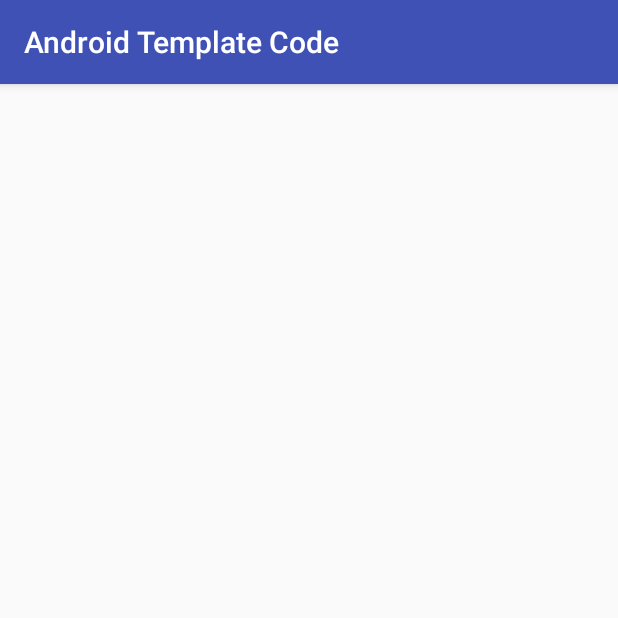
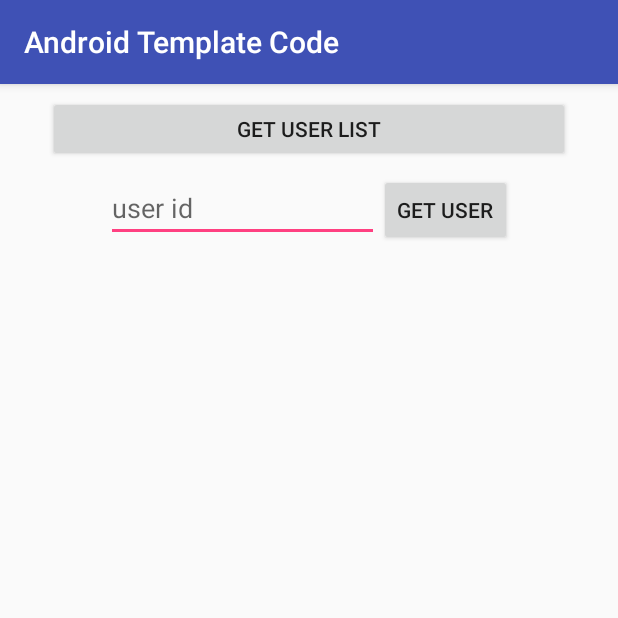
Before and after one commit to SethuVignesh/AndroidTemplateCode, an Android app: the RetrofitDemoActivity screen opened directly, with no data from a screen before it, on a phone screen of 412 x 824 dp, the top half of it. Run offline under Robolectric (Android 15) with nearby library versions, the phone set to English and light mode, and no system bars; our stand-ins replace ButterKnife, Picasso; pictures from the network do not load.

Commit message:
feat: retrofit- http request with search param

```diff
--- a/app/src/main/java/com/sethu/androidtemplatecode/component/MainApplicationComponent.java
+++ b/app/src/main/java/com/sethu/androidtemplatecode/component/MainApplicationComponent.java
@@ -2,11 +2,17 @@ package com.sethu.androidtemplatecode.component;
 
 //import com.sethu.androidtemplatecode.module.BroadcastModule;
 import com.sethu.androidtemplatecode.module.NetworkModule;
+
+import javax.inject.Named;
 
 import dagger.Component;
 import retrofit2.Retrofit;
 
 @Component(modules = {NetworkModule.class})
 public interface MainApplicationComponent {
-    Retrofit getRetrofitInstance();
+    @Named("multi_user_data")
+    Retrofit getRetrofitMultiUserConverterInstance();
+    @Named("single_user_data")
+    Retrofit getRetrofitSingleUserConverterInstance();
+
 }
--- a/app/src/main/java/com/sethu/androidtemplatecode/retrofitapiinterface/UserApiInterface.java
+++ b/app/src/main/java/com/sethu/androidtemplatecode/retrofitapiinterface/UserApiInterface.java
@@ -1,11 +1,15 @@
 package com.sethu.androidtemplatecode.retrofitapiinterface;
 
 import com.sethu.androidtemplatecode.model.User;
+import com.sethu.androidtemplatecode.model.UserData;
 import java.util.List;
 import retrofit2.Call;
 import retrofit2.http.GET;
+import retrofit2.http.Path;
 
 public interface UserApiInterface {
     @GET("/api/users")
     Call<List<User>> getUsersInfo();
+    @GET("/api/users/{userId}")
+    Call<UserData> getUserInfo(@Path("userId") String userId);
 }
--- a/app/src/main/res/layout/activity_retrofit_demo.xml
+++ b/app/src/main/res/layout/activity_retrofit_demo.xml
@@ -6,11 +6,67 @@
     android:layout_height="match_parent"
     tools:context="com.sethu.androidtemplatecode.view.RetrofitDemoActivity">
 
-    <android.support.v7.widget.RecyclerView
-        android:id="@+id/recycler_view"
+    <Button
+        android:id="@+id/getMultipleUsers"
         android:layout_width="match_parent"
-        android:layout_height="wrap_content"
-        android:scrollbars="vertical"
+        android:layout_height="44dp"
+        android:layout_marginEnd="32dp"
+        android:layout_marginStart="32dp"
+        android:layout_marginTop="8dp"
+        app:layout_constraintEnd_toEndOf="parent"
+        app:layout_constraintHorizontal_bias="0.0"
+        app:layout_constraintStart_toStartOf="parent"
+        app:layout_constraintTop_toTopOf="parent"
         tools:ignore="MissingConstraints" />
 
+    <LinearLayout
+        android:id="@+id/linearLayout2"
+        android:layout_width="wrap_content"
+        android:layout_height="wrap_content"
+        android:layout_marginEnd="8dp"
+        android:layout_marginStart="8dp"
+        android:layout_marginTop="8dp"
+        android:orientation="horizontal"
+        app:layout_constraintEnd_toEndOf="parent"
+        app:layout_constraintStart_toStartOf="parent"
+        app:layout_constraintTop_toBottomOf="@+id/getMultipleUsers"
+        tools:ignore="MissingConstraints">
+
+        <EditText
+            android:id="@+id/userId"
+            android:layout_width="182dp"
+            android:layout_height="wrap_content"
+            android:hint="user id"
+            android:singleLine="true" />
+
+        <Button
+            android:id="@+id/singleUser"
+            android:layout_width="wrap_content"
+            android:layout_height="wrap_content"
+            android:text="Get User" />
+    </LinearLayout>
+
+    <ScrollView
+        android:id="@+id/scrollView2"
+        android:layout_width="match_parent"
+        android:layout_height="0dp"
+        android:layout_marginBottom="8dp"
+        android:layout_marginTop="8dp"
+        app:layout_constraintBottom_toBottomOf="parent"
+        app:layout_constraintTop_toBottomOf="@+id/linearLayout2">
+
+        <android.support.v7.widget.RecyclerView
+            android:id="@+id/recycler_view"
+            android:layout_width="368dp"
+            android:layout_height="wrap_content"
+            android:layout_marginBottom="32dp"
+            android:layout_marginTop="16dp"
+            android:scrollbars="vertical"
+            app:layout_constraintBottom_toBottomOf="parent"
+            app:layout_constraintTop_toBottomOf="@+id/linearLayout2"
+            app:layout_constraintVertical_bias="1.0"
+            tools:ignore="MissingConstraints"
+            tools:layout_editor_absoluteX="8dp" />
+    </ScrollView>
+
 </android.support.constraint.ConstraintLayout>
```
Also changed, not shown: app/src/main/java/com/sethu/androidtemplatecode/model/User.java (+32 -2 lines), app/src/main/java/com/sethu/androidtemplatecode/model/UserData.java (added, +13 -0 lines), app/src/main/java/com/sethu/androidtemplatecode/module/NetworkModule.java (+21 -2 lines), app/src/main/java/com/sethu/androidtemplatecode/view/RetrofitDemoActivity.java (+95 -18 lines).
